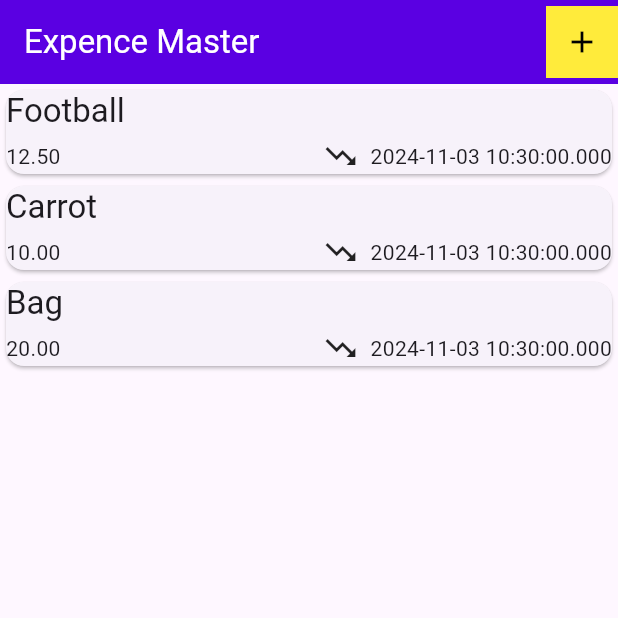
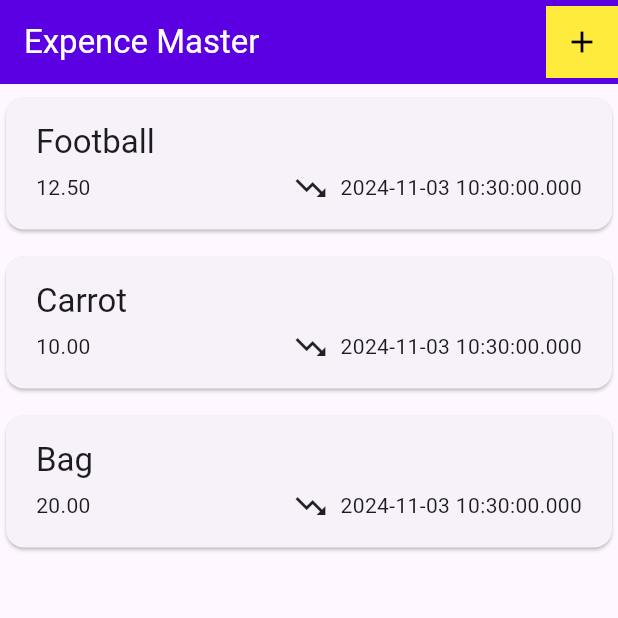
Before and after one commit to kavi17498/Expense-Tracker, a Flutter app: the screen it shows after launch, on a phone screen of 412 x 824 dp, the top half of it. Run offline on Flutter 3.47's test engine with Material 3 defaults, Android fonts, the phone set to English and light mode, and no system bars.

Commit message:
Add ListCard Seprately

```diff
--- a/lib/widgets/expence_list.dart
+++ b/lib/widgets/expence_list.dart
@@ -1,4 +1,5 @@
 import 'package:fivehoursapp/models/expence.dart';
+import 'package:fivehoursapp/widgets/expence_tile.dart';
 import 'package:flutter/material.dart';
 
 class ExpenceList extends StatelessWidget {
@@ -12,30 +13,9 @@ class ExpenceList extends StatelessWidget {
       child: ListView.builder(
           itemCount: expenceList.length,
           itemBuilder: (context, index) {
-            return Card(
-              child: Column(
-                crossAxisAlignment: CrossAxisAlignment.start,
-                children: [
-                  Text(expenceList[index].title,
-                      style: Theme.of(context).textTheme.titleLarge),
-                  const SizedBox(height: 4),
-                  Row(
-                    children: [
-                      Text(expenceList[index].amount.toStringAsFixed(2)),
-                      const Spacer(),
-                      Row(
-                        children: [
-                          const Icon(Icons.trending_down),
-                          const SizedBox(
-                            width: 8,
-                          ),
-                          Text(expenceList[index].date.toString())
-                        ],
-                      )
-                    ],
-                  )
-                ],
-              ),
+            return Padding(
+              padding: const EdgeInsets.symmetric(vertical: 5),
+              child: ExpenceTile(expence: expenceList[index]),
             );
           }),
     );
--- /dev/null
+++ b/lib/widgets/expence_tile.dart
@@ -0,0 +1,39 @@
+import 'package:fivehoursapp/models/expence.dart';
+import 'package:flutter/material.dart';
+
+class ExpenceTile extends StatelessWidget {
+  const ExpenceTile({super.key, required this.expence});
+  final ExpenceModel expence;
+
+  @override
+  Widget build(BuildContext context) {
+    return Card(
+      child: Padding(
+        padding: const EdgeInsets.symmetric(vertical: 16, horizontal: 20),
+        child: Column(
+          crossAxisAlignment: CrossAxisAlignment.start,
+          children: [
+            Text(expence.title, style: Theme.of(context).textTheme.titleLarge),
+            const SizedBox(height: 4),
+            Row(
+              children: [
+                Text(expence.amount.toStringAsFixed(2)),
+                const Spacer(),
+                Row(
+                  children: [
+                    const Icon(Icons.trending_down),
+                    const SizedBox(
+                      width: 8,
+                    ),
+                    Text(expence.date.toString())
+                  ],
+                )
+              ],
+            )
+          ],
+        ),
+      ),
+    );
+    ;
+  }
+}
```
